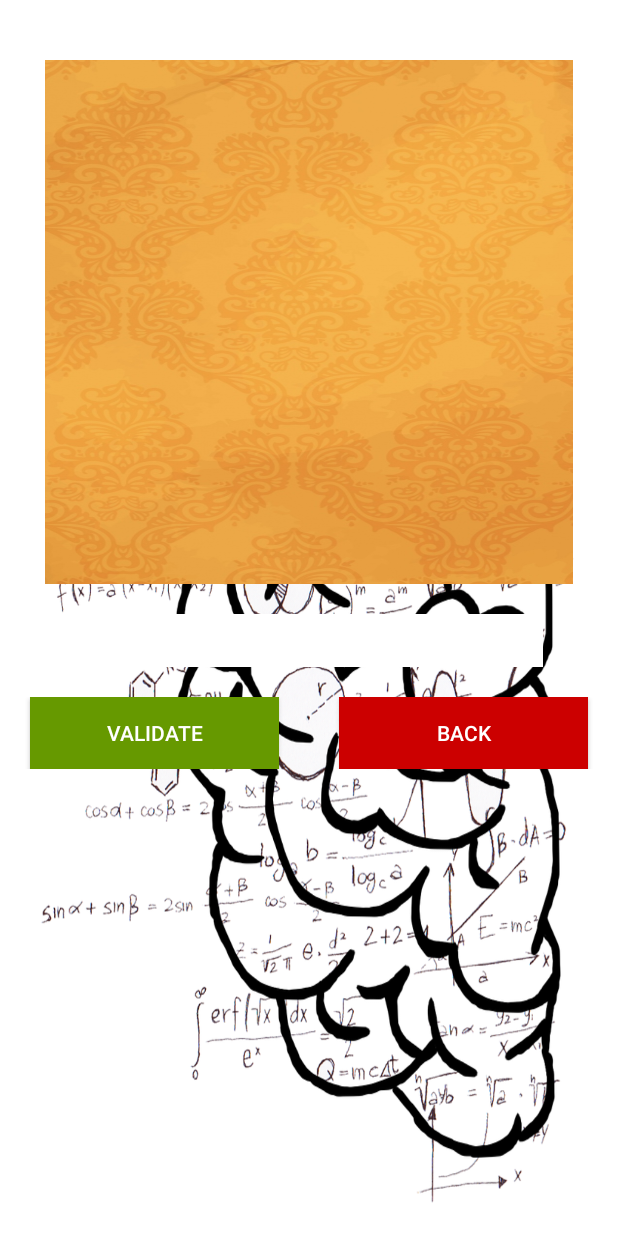
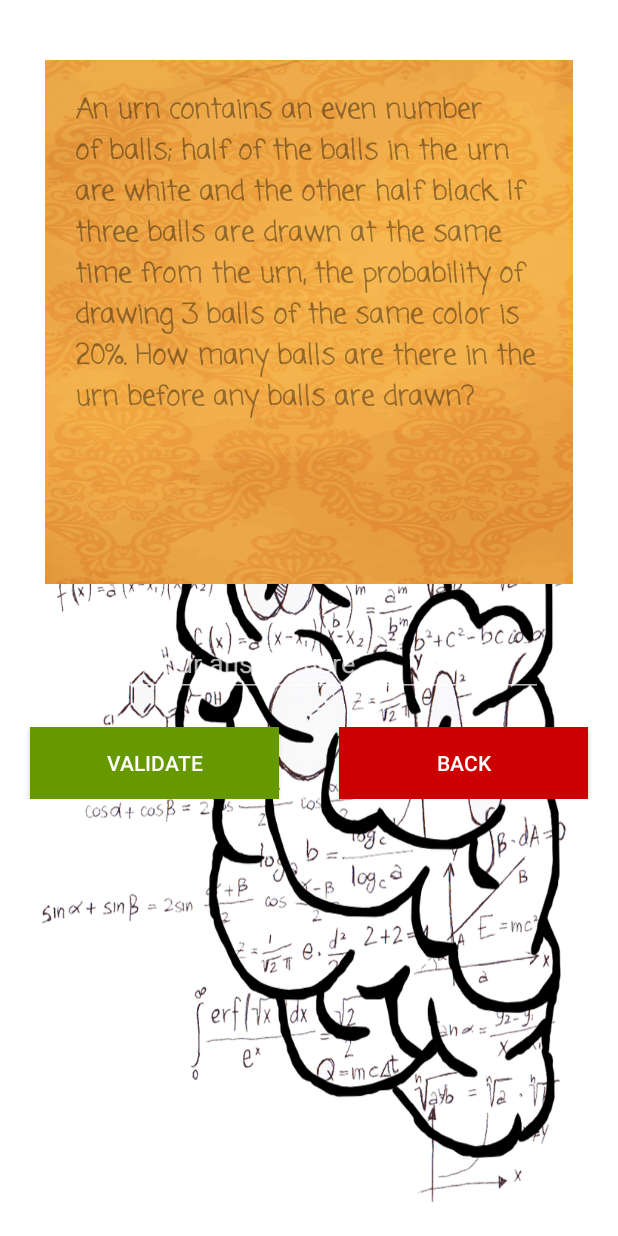
Before and after one commit to ImmortalPharaoh7/Maths101, an Android app: the screen it shows after launch (WelcomeActivity), after a tap on "TEST", on a phone screen of 412 x 824 dp. Run offline under Robolectric (Android 15) with nearby library versions, the phone set to English and light mode, and no system bars; 3 other taps on this screen came first.

Commit message:
Fixed crashes

```diff
--- a/app/src/main/java/com/abdallahmeebed/maths101/WelcomeActivity.java
+++ b/app/src/main/java/com/abdallahmeebed/maths101/WelcomeActivity.java
@@ -43,47 +43,40 @@ public class  WelcomeActivity extends AppCompatActivity{
         FragmentTransaction fragmentTransaction = fragmentManager.beginTransaction();
 
         // to the play menu
-        if (view == findViewById(R.id.playButton) || view == findViewById(R.id.backBeginnerButton)|| view == findViewById(R.id.backIntermediateButton) || view == findViewById(R.id.backExpertButton)){
+        if (view == findViewById(R.id.playButton) || view == findViewById(R.id.backBeginnerButton)|| view == findViewById(R.id.backIntermediateButton) || view == findViewById(R.id.backExpertButton) || view == findViewById(R.id.backNumberQuestion)){
             PlayFragment playFragment = new PlayFragment();
             fragmentTransaction.replace(android.R.id.content, playFragment);
-            fragmentTransaction.commit();
 
         // to main menu
         }else if (view == findViewById(R.id.backPlayButton)){
             WelcomeFragment welcomeFragment = new WelcomeFragment();
             fragmentTransaction.replace(android.R.id.content, welcomeFragment);
-            fragmentTransaction.commit();
         }else if (view == findViewById(R.id.beginnerButton)){
             BeginnerFragment beginnerFragment = new BeginnerFragment();
             fragmentTransaction.replace(android.R.id.content, beginnerFragment);
-            fragmentTransaction.commit();
         }else if (view == findViewById(R.id.intermediateButton)){
             IntermediateFragment intermediateFragment = new IntermediateFragment();
             fragmentTransaction.replace(android.R.id.content, intermediateFragment);
-            fragmentTransaction.commit();
         }else if (view == findViewById(R.id.expertButton)){
             ExpertFragment expertFragment = new ExpertFragment();
             fragmentTransaction.replace(android.R.id.content, expertFragment);
-            fragmentTransaction.commit();
         } else if (view == findViewById(R.id.beginnerLifeButton)) {
             BeginnerLifeFragment beginnerLifeFragment = new BeginnerLifeFragment();
             fragmentTransaction.replace(android.R.id.content, beginnerLifeFragment);
-            fragmentTransaction.commit();
         } else if (view == findViewById(R.id.intermediateLifeButton)) {
             IntermediateFragment intermediateFragment = new IntermediateFragment();
             fragmentTransaction.replace(android.R.id.content, intermediateFragment);
-            fragmentTransaction.commit();
         } else if (view == findViewById(R.id.expertLifeButton)) {
             ExpertLifeFragment expertLifeFragment = new ExpertLifeFragment();
             fragmentTransaction.replace(android.R.id.content, expertLifeFragment);
-            fragmentTransaction.commit();
         } else if (view == findViewById(R.id.question1Button)){
             numberQuestionFragment = new NumberQuestionFragment();
+            numberQuestionFragment.setupQuestion(getString(R.string.question30Prompt), 16);
             fragmentTransaction.replace(android.R.id.content, numberQuestionFragment);
-            fragmentTransaction.commit();
-            numberQuestionFragment.setupQuestion(Integer.toString(R.string.question30Prompt), 16);
         } else if (view == findViewById(R.id.numberQuestionValidate)){
             numberQuestionFragment.checkAnswer();
         }
+
+        fragmentTransaction.commit();
     }
 }
--- a/app/src/main/java/com/abdallahmeebed/maths101/fragments/NumberQuestionFragment.java
+++ b/app/src/main/java/com/abdallahmeebed/maths101/fragments/NumberQuestionFragment.java
@@ -20,22 +20,25 @@ public class NumberQuestionFragment extends Fragment {
     TextView questionTextView;
 
     private int answer;
+    private String question = "Empty";
     private boolean valableClick = true;
 
     // setting up the question
     public void setupQuestion(String question, int answer){
-        questionTextView.setText(question);
+        this.question = question;
         this.answer = answer;
     }
 
     @Override
     public View onCreateView(LayoutInflater inflater, @Nullable ViewGroup container, Bundle savedInstanceState) {
         View view = inflater.inflate(R.layout.number_question_fragment, container, false);
-        questionTextView = (TextView) view.findViewById(R.id.numberQuestionPrompt);
+        questionTextView = view.findViewById(R.id.numberQuestionPrompt);
+        questionTextView.setText(question);
         return view;
     }
 
     public void checkAnswer (){
+        System.out.println("Checking the answer");
         if (valableClick) {
            try{
                EditText answerEditText = getView().findViewById(R.id.numberQuestionAnswer);
@@ -43,7 +46,7 @@ public class NumberQuestionFragment extends Fragment {
 
                if (answerUser == answer) {
                    valableClick = false;
-                   Toast.makeText(getActivity(), R.string.correct, Toast.LENGTH_LONG).show();
+                   Toast.makeText(getActivity(), getString(R.string.correct), Toast.LENGTH_LONG).show();
                }else {
                    // goes to the incorrect answer fragment
                    FragmentManager fragmentManager = getFragmentManager();
@@ -54,7 +57,7 @@ public class NumberQuestionFragment extends Fragment {
                }
            }catch (Exception e){
                System.out.printf(e.toString());
-               Toast.makeText(getActivity(), R.string.emtpyNumber, Toast.LENGTH_SHORT).show();
+               Toast.makeText(getActivity(), getString(R.string.emptyNumber), Toast.LENGTH_SHORT).show();
            }
         }
     }
--- a/app/src/main/res/layout/number_question_fragment.xml
+++ b/app/src/main/res/layout/number_question_fragment.xml
@@ -40,10 +40,12 @@
                 android:layout_marginBottom="20dp"
                 android:layout_marginLeft="50dp"
                 android:layout_marginRight="50dp"
-                android:background="@android:color/white"
+                android:layout_marginTop="20dp"
                 android:ems="10"
+                android:hint="@string/hintNumber"
                 android:inputType="number"
-                android:labelFor="@id/numberQuestionAnswer" />
+                android:labelFor="@id/numberQuestionAnswer"
+                android:textColor="@android:color/background_dark" />
 
             <LinearLayout
                 android:layout_width="match_parent"
@@ -58,15 +60,18 @@
                     android:layout_marginRight="20dp"
                     android:layout_weight="1"
                     android:background="@android:color/holo_green_dark"
+                    android:onClick="welcomeButtonPressed"
                     android:text="@string/validateButton" />
 
                 <Button
+                    android:id="@+id/backNumberQuestion"
                     android:layout_width="wrap_content"
                     android:layout_height="wrap_content"
                     android:layout_marginLeft="20dp"
                     android:layout_marginRight="20dp"
                     android:layout_weight="1"
                     android:background="@android:color/holo_red_dark"
+                    android:onClick="welcomeButtonPressed"
                     android:text="@string/backButton" />
             </LinearLayout>
 
--- a/app/src/main/res/values/strings.xml
+++ b/app/src/main/res/values/strings.xml
@@ -24,5 +24,6 @@
     <string name="question30Prompt">An urn contains an even number of balls; half of the balls in the urn are white and the other half black. If three balls are drawn at the same time from the urn, the probability of drawing 3 balls of the same color is 20%. How many balls are there in the urn before any balls are drawn?</string>
     <string name="validateButton">Validate</string>
     <string name="correct">Correct!</string>
-    <string name="emtpyNumber">Please enter a number</string>
+    <string name="emptyNumber">Please enter a number</string>
+    <string name="hintNumber">Enter your answer here</string>
 </resources>
```
